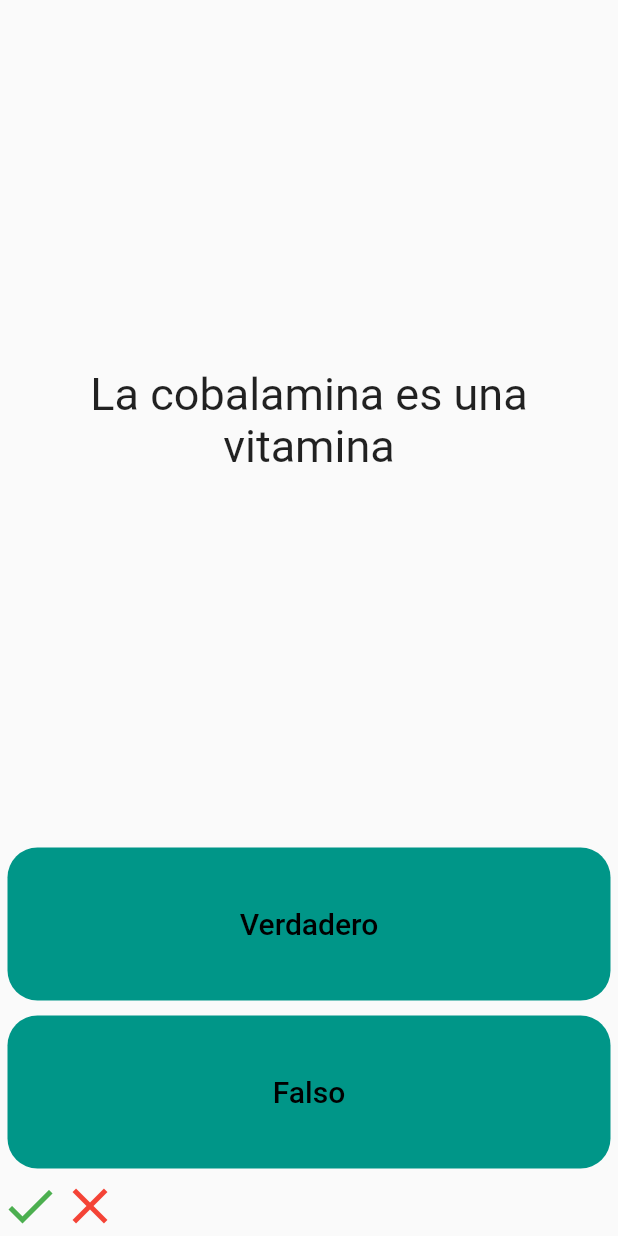
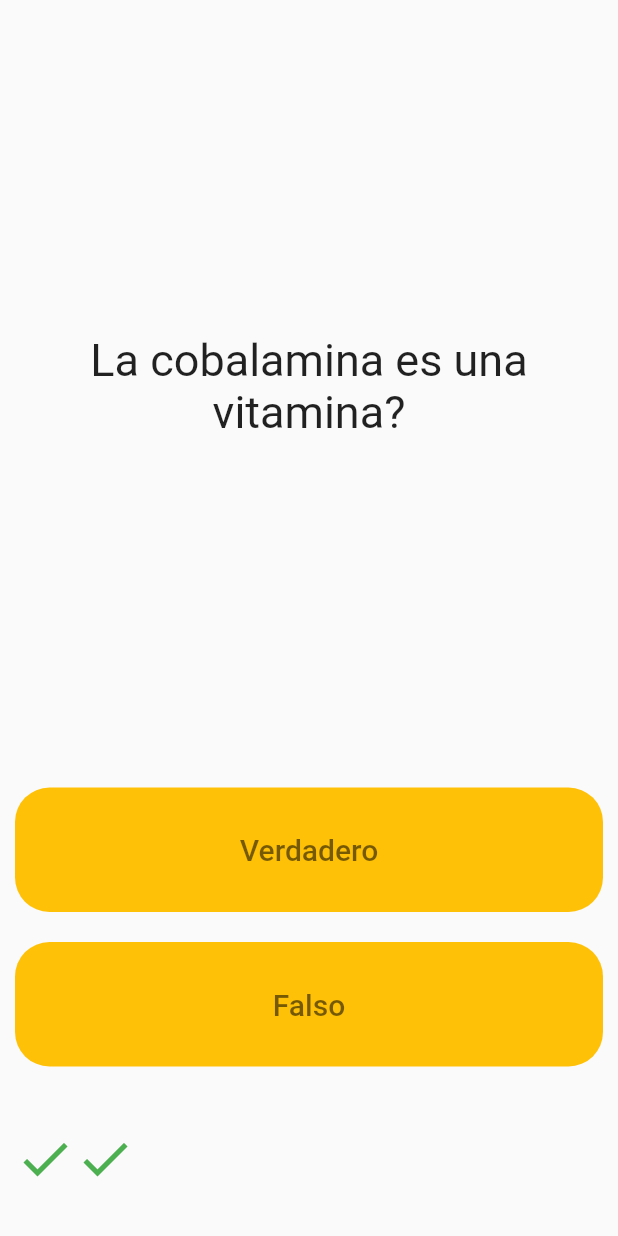
Before and after one commit to Nerovelic/my_quiz, a Flutter app: the screen it shows after launch, after a tap on "Verdadero", after a tap on "Falso", on a phone screen of 412 x 824 dp. Run offline on Flutter 3.47's test engine with Material 2 defaults, Android fonts, the phone set to English and light mode, and no system bars.

```diff
--- a/lib/my_home.dart
+++ b/lib/my_home.dart
@@ -23,15 +23,59 @@ class QuizPage extends StatefulWidget {
 
 class _QuizPageState extends State<QuizPage> {
   List<Icon> puntacion = [];
+  int numeroPregunta = 0;
   List<String> preguntas = [
-    'Los glóbulos rojos viven 4 meses',
-    'El cuerpo humano adulto tiene 306 huesos',
-    'La cobalamina es una vitamina'
+    'Los glóbulos rojos viven 4 meses?',
+    'El cuerpo humano adulto tiene 306 huesos?',
+    'La cobalamina es una vitamina?',
+    'Hay 219 episodios de friends?'
   ];
-  int numeroPregunta = 0;
+  List<bool> respuestas = [true, false, true, false];
+  void verificarRespuestas(bool value) {
+    if (numeroPregunta == preguntas.length - 1) {
+      showDialog(
+        context: context,
+        barrierDismissible: false,
+        builder: (context) => AlertDialog(
+          title: const Text("Game Over"),
+          actions: [
+            TextButton(
+                onPressed: () {
+                  setState(() {
+                    numeroPregunta = 0;
+                    puntacion.clear();
+                    Navigator.pop(context);
+                  });
+                },
+                child: const Text(
+                  "Reiniciar",
+                  style: TextStyle(fontSize: 13),
+                ))
+          ],
+        ),
+      );
+    }
+    if (respuestas[numeroPregunta] == value) {
+      puntacion.add(const Icon(Icons.check, color: Colors.green, size: 40));
+    } else {
+      puntacion.add(const Icon(
+        Icons.close,
+        color: Colors.red,
+        size: 40,
+      ));
+    }
+    if (numeroPregunta < preguntas.length - 1) {
+      numeroPregunta++;
+    }
+    setState(() {});
+  }
+
   @override
   Widget build(BuildContext context) {
-    return Column(
+    return SafeArea(
+      child: Container(
+        margin: const EdgeInsets.symmetric(horizontal: 10),
+        child: Column(
           mainAxisAlignment: MainAxisAlignment.spaceBetween,
           crossAxisAlignment: CrossAxisAlignment.stretch,
           children: [
@@ -50,60 +94,57 @@ class _QuizPageState extends State<QuizPage> {
                   )),
                 )),
             Expanded(
-            child: Padding(
-                padding: const EdgeInsets.all(5.0),
-                child: Container(
-                  decoration: BoxDecoration(
-                      color: Colors.teal,
-                      borderRadius: BorderRadius.circular(20)),
-                  child: TextButton(
-                    onPressed: () {
-                      setState(() {
-                        puntacion.add(const Icon(
-                          Icons.check,
-                          color: Colors.green,
-                          size: 40,
-                        ));
-                        if (numeroPregunta < preguntas.length - 1) {
-                          numeroPregunta++;
-                        }
-                      });
+              child: _MyButton(
+                funcion: () {
+                  verificarRespuestas(true);
                 },
-                    child: const Text(
-                      "Verdadero",
-                      style: TextStyle(color: Colors.black, fontSize: 20),
+                text: "Verdadero",
               ),
             ),
-                ))),
             Expanded(
-          child: Padding(
-              padding: const EdgeInsets.all(5.0),
-              child: Container(
-                  decoration: BoxDecoration(
-                      color: Colors.teal,
-                      borderRadius: BorderRadius.circular(20)),
-                  child: TextButton(
-                      onPressed: () {
-                        setState(() {
-                          puntacion.add(const Icon(
-                            Icons.close,
-                            color: Colors.red,
-                            size: 40,
-                          ));
-                          if (numeroPregunta < preguntas.length - 1) {
-                            numeroPregunta++;
-                          }
-                        });
+              child: _MyButton(
+                funcion: () {
+                  verificarRespuestas(false);
                 },
-                      child: const Text(
-                        "Falso",
-                        style: TextStyle(color: Colors.black, fontSize: 20),
-                      )))),
+                text: "Falso",
               ),
-        Row(
+            ),
+            Expanded(
+                child: Row(
               children: puntacion,
-        )
+            ))
           ],
+        ),
+      ),
     );
   }
 }
+
+class _MyButton extends StatelessWidget {
+  final String text;
+  final Function funcion;
+  const _MyButton({
+    Key? key,
+    required this.text,
+    required this.funcion,
+  }) : super(key: key);
+
+  @override
+  Widget build(BuildContext context) {
+    return Container(
+        width: double.infinity,
+        margin: const EdgeInsets.symmetric(vertical: 10),
+        decoration: BoxDecoration(
+            color: Colors.amber, borderRadius: BorderRadius.circular(23)),
+        child: TextButton(
+            onPressed: () {
+              funcion();
+            },
+            child: Padding(
+                padding: const EdgeInsets.symmetric(vertical: 13),
+                child: Text(
+                  text,
+                  style: const TextStyle(color: Colors.black54, fontSize: 20),
+                ))));
+  }
+}
```
Lines whose indentation alone changed are shown as unchanged.
